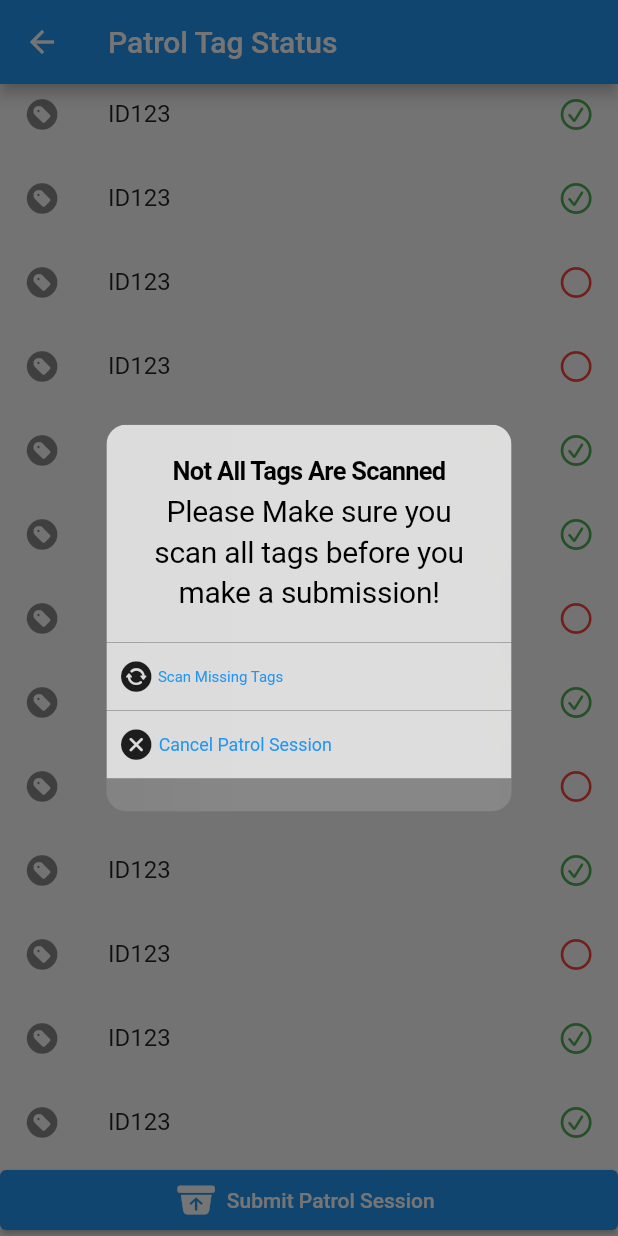
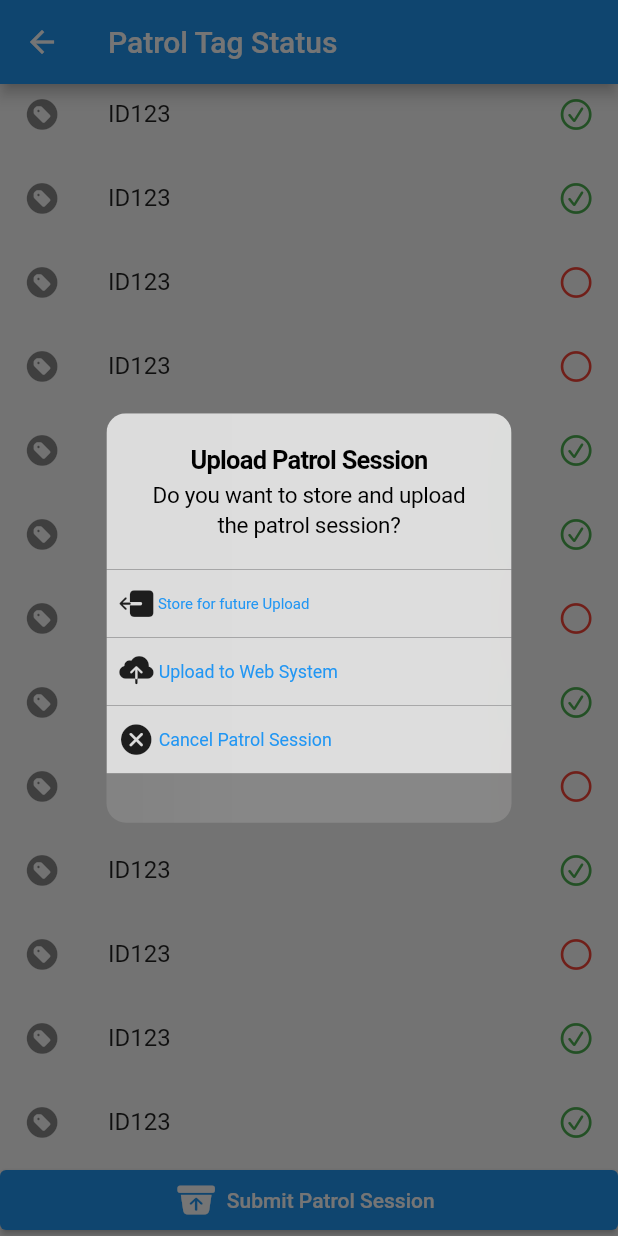
Before and after one commit to vernonthedev/guard-tour-mobileapp, a Flutter app: the PatrolPage screen opened directly, scrolled down 176 dp, after a tap on "Submit Patrol Session", on a phone screen of 412 x 824 dp. Run offline on Flutter 3.47's test engine with Material 2 defaults, Android fonts, the phone set to English and light mode, and no system bars.

Commit message:
fixed size of msg popups

```diff
--- a/lib/screens/patrol.dart
+++ b/lib/screens/patrol.dart
@@ -70,7 +70,7 @@ class _PatrolPageState extends State<PatrolPage> {
             return ElevatedButton.icon(
               onPressed: () {
                 // Handle submit action here
-                _errorConfirmationDialog(context);
+                _showConfirmationDialog(context);
               },
               label: const Text("Submit Patrol Session"),
               icon: const Icon(
@@ -132,7 +132,7 @@ void _showConfirmationDialog(BuildContext context) {
         content: const Text(
           "Do you want to store and upload the patrol session?",
           style: TextStyle(
-            fontSize: 20.0,
+            fontSize: 15.0,
           ),
         ),
         actions: [
@@ -206,7 +206,7 @@ void _errorConfirmationDialog(BuildContext context) {
         content: const Text(
           "Please Make sure you scan all tags before you make a submission!",
           style: TextStyle(
-            fontSize: 20.0, // Adjust the font size as needed
+            fontSize: 15.0, // Adjust the font size as needed
           ),
         ),
         actions: [
```
